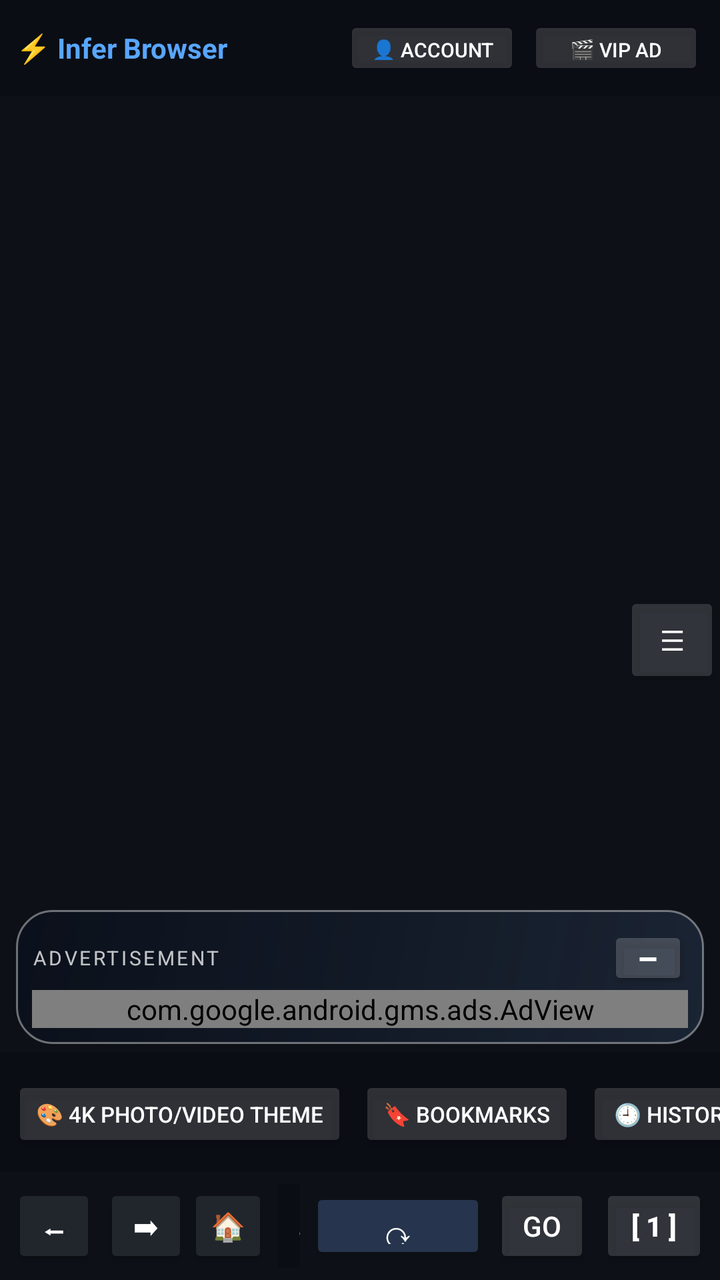
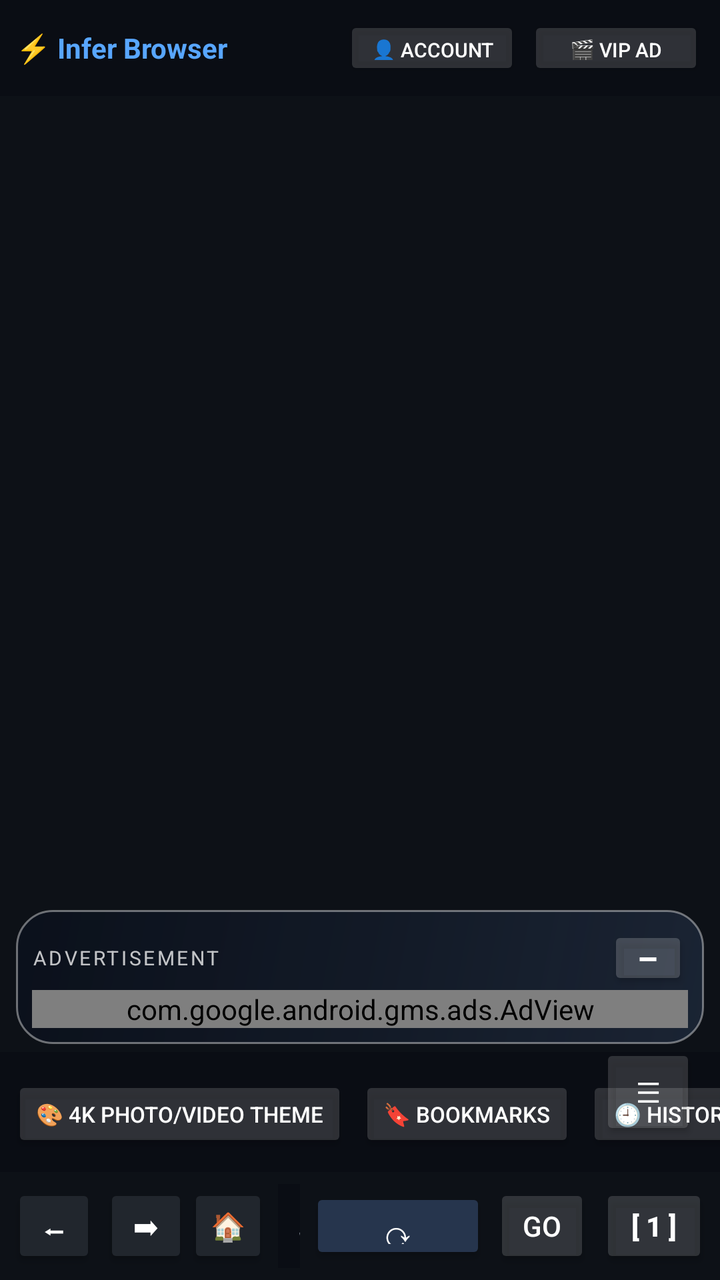

An Android layout rendered at two revisions. The XML below is the earlier revision; the diff shows what the commit changed to produce the second picture.
<!-- AndroidManifest.xml: application theme Theme.AppCompat.DayNight.NoActionBar -->
<!-- res/layout/activity_main.xml -->
<FrameLayout xmlns:android="http://schemas.android.com/apk/res/android"
    xmlns:ads="http://schemas.android.com/apk/res-auto"
    android:layout_width="match_parent"
    android:layout_height="match_parent">
<LinearLayout
    android:id="@+id/browserRoot"
    android:layout_width="match_parent"
    android:layout_height="match_parent"
    android:orientation="vertical"
    android:background="#0D1117">

    

    <LinearLayout
        android:id="@+id/topBar"
        android:layout_width="match_parent"
        android:layout_height="wrap_content"
        android:background="#0A0D14"
        android:padding="8dp"
        android:gravity="center_vertical">
        <TextView
            android:id="@+id/tvBrand"
            android:layout_width="0dp"
            android:layout_height="wrap_content"
            android:layout_weight="1"
            android:text="⚡ Infer Browser"
            android:textColor="#58A6FF"
            android:textStyle="bold"
            android:textSize="14sp" />
        <Button
            android:id="@+id/btnAdminPanel"
            android:layout_width="wrap_content"
            android:layout_height="32dp"
            android:text="⚙️ Admin"
            android:textSize="10sp"
            android:textColor="#161B22"
            android:backgroundTint="#26FFFFFF"
            android:layout_marginEnd="4dp"
            android:visibility="gone" />
        <Button
            android:id="@+id/btnLogin"
            android:layout_width="wrap_content"
            android:layout_height="32dp"
            android:text="👤 Account"
            android:textSize="10sp"
            android:textColor="#FFFFFF"
            android:backgroundTint="#26FFFFFF"
            android:layout_marginEnd="4dp" />
        <Button
            android:id="@+id/btnVipAd"
            android:layout_width="wrap_content"
            android:layout_height="32dp"
            android:text="🎬 VIP Ad"
            android:textSize="10sp"
            android:textColor="#FFFFFF"
            android:backgroundTint="#26FFFFFF" />
    </LinearLayout>

    <LinearLayout
        android:id="@+id/miniPlayerBar"
        android:layout_width="match_parent"
        android:layout_height="wrap_content"
        android:background="@drawable/novax_glass_surface"
        android:padding="7dp"
        android:layout_margin="6dp"
        android:gravity="center_vertical"
        android:elevation="8dp"
        android:visibility="gone">
        <TextView
            android:id="@+id/tvMiniPlayerTitle"
            android:layout_width="0dp"
            android:layout_height="wrap_content"
            android:layout_weight="1"
            android:text="🎵 Playing in Background..."
            android:textColor="#FFFFFF"
            android:textSize="12sp"
            android:singleLine="true"
            android:ellipsize="marquee"
            android:textStyle="bold" />
        <Button
            android:id="@+id/btnMiniPrevious"
            android:layout_width="36dp"
            android:layout_height="32dp"
            android:text="⏪"
            android:backgroundTint="#55FFFFFF"
            android:textColor="#FFFFFF" />
        <Button
            android:id="@+id/btnMiniNext"
            android:layout_width="36dp"
            android:layout_height="32dp"
            android:layout_marginStart="2dp"
            android:text="⏩"
            android:backgroundTint="#55FFFFFF"
            android:textColor="#FFFFFF" />
        <Button
            android:id="@+id/btnMiniPlayPause"
            android:layout_width="68dp"
            android:layout_height="32dp"
            android:text="⏯️ Play"
            android:textSize="10sp"
            android:backgroundTint="#55FFFFFF"
            android:textColor="#FFFFFF" />
        <Button
            android:id="@+id/btnMiniClose"
            android:layout_width="36dp"
            android:layout_height="32dp"
            android:layout_marginStart="4dp"
            android:text="✖"
            android:textSize="10sp"
            android:backgroundTint="#66DA3633"
            android:textColor="#FFFFFF" />
    </LinearLayout>

    <ProgressBar
        android:id="@+id/progressBar"
        style="?android:attr/progressBarStyleHorizontal"
        android:layout_width="match_parent"
        android:layout_height="3dp"
        android:visibility="gone" />

    <FrameLayout
        android:id="@+id/webContainer"
        android:layout_width="match_parent"
        android:layout_height="0dp"
        android:layout_weight="1" />

    <LinearLayout
        android:id="@+id/adCardContainer"
        android:layout_width="match_parent"
        android:layout_height="wrap_content"
        android:layout_marginStart="8dp"
        android:layout_marginEnd="8dp"
        android:layout_marginTop="4dp"
        android:layout_marginBottom="4dp"
        android:orientation="vertical"
        android:background="@drawable/novax_liquid_glass"
        android:padding="8dp">

        <LinearLayout
            android:layout_width="match_parent"
            android:layout_height="32dp"
            android:gravity="center_vertical"
            android:orientation="horizontal">

            <TextView
                android:layout_width="0dp"
                android:layout_height="wrap_content"
                android:layout_weight="1"
                android:text="ADVERTISEMENT"
                android:textColor="#BFFFFFFF"
                android:textSize="10sp"
                android:letterSpacing="0.12"
                android:fontFamily="sans" />

            <Button
                android:id="@+id/btnAdCardToggle"
                android:layout_width="40dp"
                android:layout_height="32dp"
                android:minWidth="0dp"
                android:minHeight="0dp"
                android:padding="0dp"
                android:text="−"
                android:textSize="20sp"
                android:textColor="#FFFFFFFF"
                android:backgroundTint="#30FFFFFF"
                android:contentDescription="Minimize advertisement card" />
        </LinearLayout>

        <com.google.android.gms.ads.AdView
            android:id="@+id/adView"
            android:layout_width="match_parent"
            android:layout_height="wrap_content"
            android:background="@android:color/transparent"
            ads:adSize="BANNER"
            ads:adUnitId="ca-app-pub-4314530224755913/3636674783" />

    </LinearLayout>

    <HorizontalScrollView
        android:layout_width="match_parent"
        android:layout_height="wrap_content"
        android:background="#0A0D14"
        android:scrollbars="none">
        <LinearLayout
            android:layout_width="wrap_content"
            android:layout_height="wrap_content"
            android:orientation="horizontal"
            android:padding="6dp">
            <Button
                android:id="@+id/btnWallpaper"
                android:layout_width="wrap_content"
                android:layout_height="38dp"
                android:text="🎨 4K Photo/Video Theme"
                android:textSize="11sp"
                android:layout_marginEnd="6dp"
                android:backgroundTint="#26FFFFFF"
                android:textColor="#FFFFFF" />
            <Button
                android:id="@+id/btnBookmarks"
                android:layout_width="wrap_content"
                android:layout_height="38dp"
                android:text="🔖 Bookmarks"
                android:textSize="11sp"
                android:layout_marginEnd="6dp"
                android:backgroundTint="#26FFFFFF"
                android:textColor="#FFFFFF" />
            <Button
                android:id="@+id/btnHistory"
                android:layout_width="wrap_content"
                android:layout_height="38dp"
                android:text="🕘 History"
                android:textSize="11sp"
                android:layout_marginEnd="6dp"
                android:backgroundTint="#26FFFFFF"
                android:textColor="#FFFFFF" />
            <Button
                android:id="@+id/btnQuickLinks"
                android:layout_width="wrap_content"
                android:layout_height="38dp"
                android:text="🌐 Links"
                android:textSize="11sp"
                android:layout_marginEnd="6dp" />
            <Button
                android:id="@+id/btnClearData"
                android:layout_width="wrap_content"
                android:layout_height="38dp"
                android:text="🗑 Clear"
                android:textSize="11sp"
                android:layout_marginEnd="6dp" />
            <Button
                android:id="@+id/btnDownloads"
                android:layout_width="wrap_content"
                android:layout_height="38dp"
                android:text="📥 Downloads"
                android:textSize="11sp"
                android:layout_marginEnd="6dp" />
            <Button
                android:id="@+id/btnSettings"
                android:layout_width="wrap_content"
                android:layout_height="38dp"
                android:text="⚙ Settings"
                android:textSize="11sp"
                android:layout_marginEnd="6dp" />
        <Button
            android:id="@+id/btnDesktopMode"
            android:layout_width="wrap_content"
            android:layout_height="wrap_content"
            android:text="Desktop Mode" />
        <Button
            android:id="@+id/btnSharePage"
            android:layout_width="wrap_content"
            android:layout_height="wrap_content"
            android:text="Share Page" />
        <Button
            android:id="@+id/btnQrScanner"
            android:layout_width="wrap_content"
            android:layout_height="wrap_content"
            android:text="QR Scanner" />
        <Button
            android:id="@+id/btnRestoreSession"
            android:layout_width="wrap_content"
            android:layout_height="wrap_content"
            android:text="Restore Session" />
        <Button
            android:layout_width="wrap_content"
            android:layout_height="wrap_content"
            android:text="Read Aloud" />
        <Button
            android:id="@+id/btnFindPage"
            android:layout_width="wrap_content"
            android:layout_height="wrap_content"
            android:text="Find in Page" />
        <Button
            android:id="@+id/btnReadingMode"
            android:layout_width="wrap_content"
            android:layout_height="wrap_content"
            android:text="Reading Mode" />
        <Button
            android:id="@+id/btnSearchEngine"
            android:layout_width="wrap_content"
            android:layout_height="wrap_content"
            android:text="Search Engine" />


            <Button
                android:id="@+id/btnIncognito"
                android:layout_width="wrap_content"
                android:layout_height="38dp"
                android:text="🕵 Private"
                android:textSize="11sp"
                android:layout_marginEnd="6dp" />
            <Button
                android:id="@+id/btnPinAudio"
                android:layout_width="wrap_content"
                android:layout_height="38dp"
                android:text="📌 Pin Audio"
                android:textSize="11sp"
                android:layout_marginEnd="6dp"
                android:backgroundTint="#21262D"
                android:textColor="#C9D1D9" />
        </LinearLayout>
    </HorizontalScrollView>

    <LinearLayout
        android:layout_width="match_parent"
        android:layout_height="wrap_content"
        android:background="#0D1117"
        android:padding="6dp"
        android:gravity="center_vertical">
        <Button
            android:id="@+id/btnBack"
            android:layout_width="42dp"
            android:layout_height="42dp"
            android:text="⬅"
            android:contentDescription="Back"
            android:backgroundTint="#21262D"
            android:textColor="#FFFFFF" />
        <Button
            android:id="@+id/btnForward"
            android:layout_width="42dp"
            android:layout_height="42dp"
            android:layout_marginStart="4dp"
            android:text="➡"
            android:contentDescription="Forward"
            android:backgroundTint="#21262D"
            android:textColor="#FFFFFF" />
        <Button
            android:id="@+id/btnHome"
            android:layout_width="40dp"
            android:layout_height="42dp"
            android:text="🏠"
            android:backgroundTint="#21262D"
            android:textColor="#FFFFFF" />
        <EditText
            android:id="@+id/etUrl"
            android:layout_width="0dp"
            android:layout_height="42dp"
            android:layout_weight="1"
            android:layout_marginStart="5dp"
            android:layout_marginEnd="5dp"
            android:background="#0A0D14"
            android:hint="Search URL..."
            android:textColorHint="#8B949E"
            android:textColor="#FFFFFF"
            android:paddingStart="10dp"
            android:singleLine="true"
            android:inputType="textUri" />
        <Button
                android:id="@+id/btnRefresh"
                android:layout_width="wrap_content"
                android:layout_height="38dp"
                android:text="⟳"
                android:textSize="18sp"
                android:layout_marginEnd="4dp"
                android:backgroundTint="#26354D"
                android:textColor="#FFFFFF" />
            <Button
            android:id="@+id/btnGo"
            android:layout_width="48dp"
            android:layout_height="42dp"
            android:text="GO"
            android:backgroundTint="#26FFFFFF"
            android:textColor="#FFFFFF" />
        <Button
            android:id="@+id/btnTabs"
            android:layout_width="54dp"
            android:layout_height="42dp"
            android:layout_marginStart="5dp"
            android:text="[ 1 ]"
            android:textStyle="bold"
            android:backgroundTint="#26FFFFFF"
            android:textColor="#FFFFFF" />
    </LinearLayout>

</LinearLayout>
<Button
        android:id="@+id/btnUiToggle"
        android:layout_width="48dp"
        android:layout_height="48dp"
        android:text="☰"
        android:contentDescription="Toggle browser bars"
        android:layout_gravity="end|center_vertical"
        android:elevation="16dp"
        android:backgroundTint="#26FFFFFF"
        android:textColor="#FFFFFF" />
</FrameLayout>
<!-- resources referenced by this layout -->
<resources>
  <!-- drawable novax_glass_surface (drawable) -->
  <?xml version="1.0" encoding="utf-8"?>
  <shape xmlns:android="http://schemas.android.com/apk/res/android">
      <solid android:color="#CC202633" />
      <corners android:radius="18dp" />
      <stroke
          android:width="1dp"
          android:color="#66FFFFFF" />
      <padding
          android:left="4dp"
          android:top="3dp"
          android:right="4dp"
          android:bottom="3dp" />
  </shape>
  <!-- drawable novax_liquid_glass (drawable) -->
  <?xml version="1.0" encoding="utf-8"?>
  <shape xmlns:android="http://schemas.android.com/apk/res/android">
      <corners android:radius="18dp" />
      <gradient
          android:angle="135"
          android:startColor="#D91C2738"
          android:centerColor="#C8131B2A"
          android:endColor="#E60A101B" />
      <stroke
          android:width="1dp"
          android:color="#66FFFFFF" />
  </shape>
</resources>

<!-- the commit's change to res/layout/activity_main.xml (unified diff, before → after) -->
@@ -379,7 +379,7 @@
         android:layout_height="48dp"
         android:text="☰"
         android:contentDescription="Toggle browser bars"
-        android:layout_gravity="end|center_vertical"
+        android:layout_gravity="end|bottom" android:layout_marginBottom="70dp" android:layout_marginEnd="12dp"
         android:elevation="16dp"
         android:backgroundTint="#26FFFFFF"
         android:textColor="#FFFFFF" />
